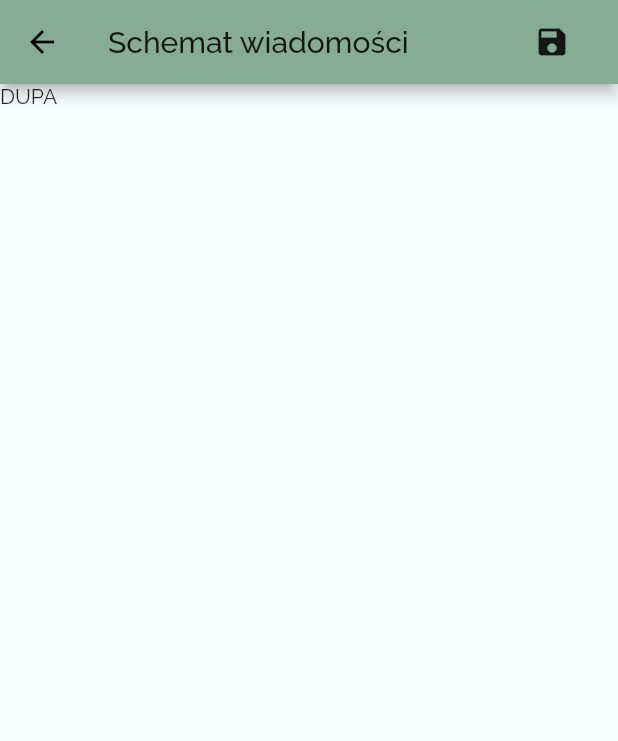
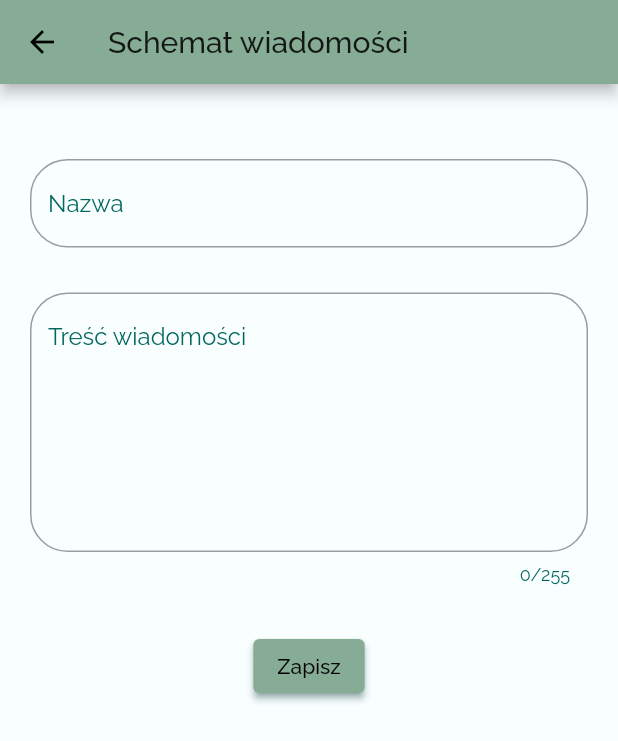
Before and after one commit to szakerx/RentalManager, a Flutter app: the MessageSchemePage screen opened directly, on a phone screen of 412 x 824 dp. Shown: the top 741 px of the screen. Run offline on Flutter 3.47's test engine with Material 2 defaults, Android fonts, the phone set to English and light mode, and no system bars; our stand-ins replace firebase_auth, firebase_core, google_fonts, table_calendar; accounts and stored records are empty; generated files the repository leaves out were written again.

```diff
--- a/rental_manager_app/lib/pages/landing_page.dart
+++ b/rental_manager_app/lib/pages/landing_page.dart
@@ -16,6 +16,7 @@ class LandingPage extends StatelessWidget {
             return SignInPage("login");
           }
           print("User UID: ${user.uid}");
+
           return HomePage();
         } else {
           return Scaffold(
--- a/rental_manager_app/lib/pages/message_scheme_page.dart
+++ b/rental_manager_app/lib/pages/message_scheme_page.dart
@@ -3,32 +3,86 @@
 import 'package:flutter/cupertino.dart';
 import 'package:flutter/material.dart';
 import 'package:rental_manager_app/model/message_scheme.dart';
+import 'package:rental_manager_app/widgets/text_input_decoration.dart';
 
-class MessageSchemePage extends StatelessWidget {
+class MessageSchemePage extends StatefulWidget {
+
   MessageScheme scheme;
 
   MessageSchemePage();
   MessageSchemePage.withData(this.scheme);
+
+  @override
+  State<StatefulWidget> createState() {
+    return MessageSchemePageState();
+  }
+}
+
+class MessageSchemePageState extends State<MessageSchemePage> {
+  final _formKey = GlobalKey<FormState>();
+  TextEditingController _nameController;
+  TextEditingController _contentController;
+
+  @override
+  void initState() {
+    super.initState();
+    _nameController = TextEditingController(text: widget.scheme?.name ?? "");
+    _contentController = TextEditingController(text: widget.scheme?.content ?? "");
+  }
+
   @override
   Widget build(BuildContext context) {
     return Scaffold(
         appBar: AppBar(
           title: Text("Schemat wiadomości"),
-        actions: [
-          FlatButton(
-            child: Icon(Icons.save),
+        ),
+        body: Container(
+          padding: EdgeInsets.all(20.0),
+          child: Center(
+            child: Form(
+              key: _formKey,
+              child: Column(
+                children: [
+                  Padding(padding: EdgeInsets.all(15.0)),
+
+                  TextFormField(
+                    controller: _nameController,
+                    validator: (value) {
+                      if (value.isEmpty) {
+                        return "Pole nie może być puste";
+                      }
+                      return null;
+                    },
+                    decoration: TextInputDecoration(labelText: "Nazwa").getInputDecoration(),
+                  ),
+                  Padding(padding: EdgeInsets.all(15.0)),
+                  TextFormField(
+                    controller: _contentController,
+                    validator: (value) {
+                      if (value.isEmpty) {
+                        return "Pole nie może być puste";
+                      }
+                      return null;
+                    },
+                    decoration: TextInputDecoration(labelText: "Treść wiadomości").getInputDecoration(),
+                    maxLines: null,
+                    maxLength: 255,
+                    minLines: 7,
+                  ),
+                  Padding(padding: EdgeInsets.all(15.0)),
+                  ElevatedButton(
                       onPressed: () {
-              //TODO Call do api
-              print(scheme.name);
-              print("Zapisz na serwerze");
+                        if (_formKey.currentState.validate()) {
+                          // TODO zapisz do bazy danych
+                          Navigator.pop(context);
+                        }
                       },
-          ),
+                      child: Text("Zapisz")),
                 ],
               ),
-      body: Container(
-        child: Text("DUPA"),
+            ),
+          )
         )
     );
   }
-
 }
--- a/rental_manager_app/lib/pages/message_schemes_list.dart
+++ b/rental_manager_app/lib/pages/message_schemes_list.dart
@@ -24,7 +24,7 @@ class MessageSchemesListState extends State<MessageSchemesList> {
   @override
   void initState() {
     super.initState();
-    messageSchemes = Remote.fetchMessageSchemes();
+    messageSchemes = Remote.getMessageSchemes();
   }
 
   @override
@@ -67,7 +67,7 @@ class MessageSchemesListState extends State<MessageSchemesList> {
                       onPressed: (){
                         //TODO usunac z bazy
                         setState(() {
-                          messageSchemes = Remote.fetchMessageSchemes();
+                          messageSchemes = Remote.getMessageSchemes();
                         });
                       },
                     ),
--- a/rental_manager_app/lib/widgets/text_input_decoration.dart
+++ b/rental_manager_app/lib/widgets/text_input_decoration.dart
@@ -8,6 +8,7 @@ class TextInputDecoration {
 
   InputDecoration getInputDecoration() {
     return InputDecoration(
+      alignLabelWithHint: true,
       labelText: labelText,
       fillColor: Colors.white,
       border: new OutlineInputBorder(
```
Also changed, not shown: rental_manager_app/lib/model/holiday.dart (added, +41 -0 lines), rental_manager_app/lib/model/holidays.dart (+2 -43 lines), rental_manager_app/lib/model/remote.dart (+135 -14 lines), rental_manager_app/lib/widgets/calendar.dart (+31 -12 lines), rental_manager_app/lib/widgets/calendar_reservation_items.dart (+31 -6 lines), rental_manager_app/lib/model/holiday.g.dart (added). Lines whose indentation alone changed are shown as unchanged.
